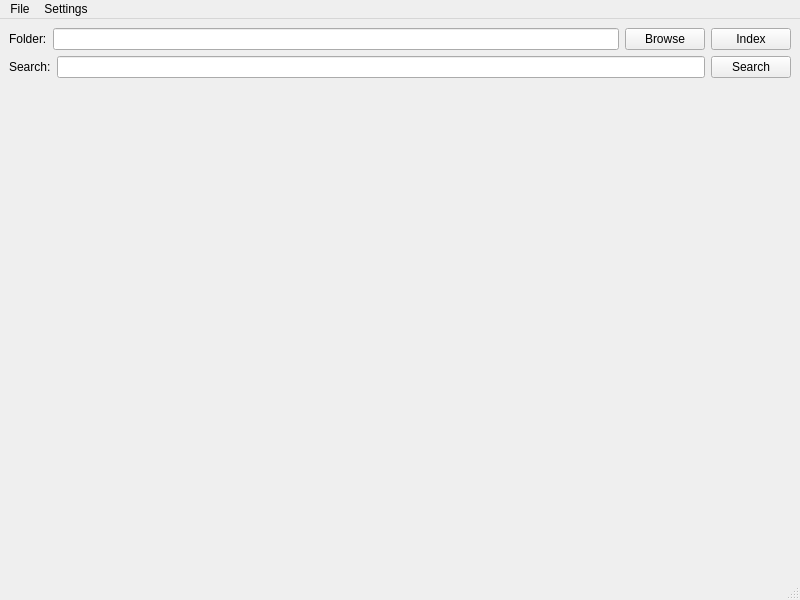
This is MainWindow.ui in HAL9000COM/PicFinder as Qt 5 draws it before an edit. The edited form follows.
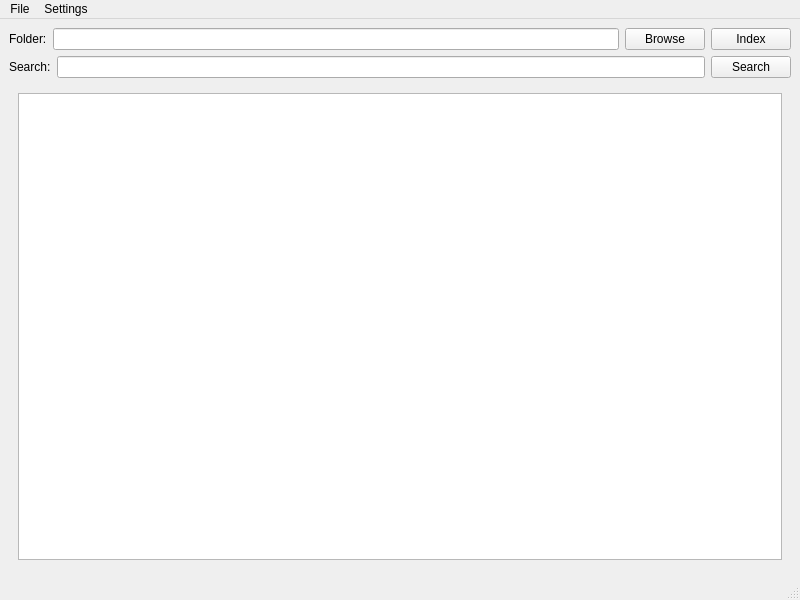
This is the edited form.

Commit message: Add list widget.

Diff of the .ui file:
```diff
--- a/MainWindow.ui
+++ b/MainWindow.ui
@@ -68,7 +68,13 @@
      </layout>
     </item>
     <item>
-     <widget class="QWidget" name="widget" native="true"/>
+     <widget class="QWidget" name="widget" native="true">
+      <layout class="QVBoxLayout" name="verticalLayout_2">
+       <item>
+        <widget class="QListWidget" name="listWidget_search_result"/>
+       </item>
+      </layout>
+     </widget>
     </item>
    </layout>
   </widget>
```
The commit also changes 1 other file.
